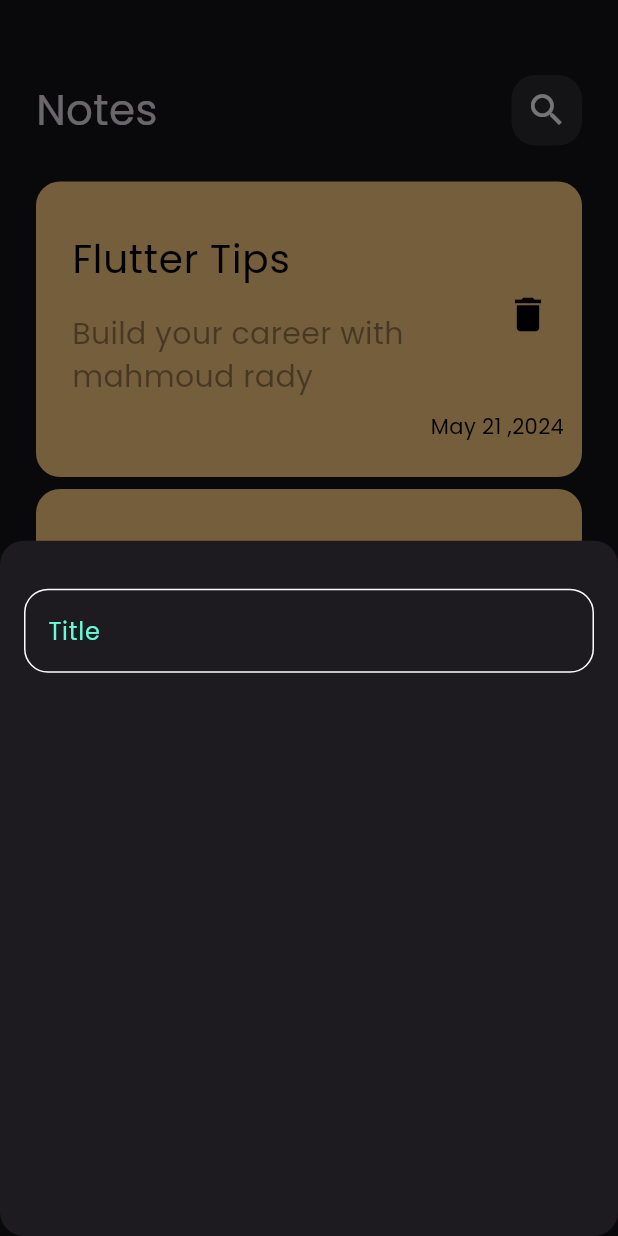
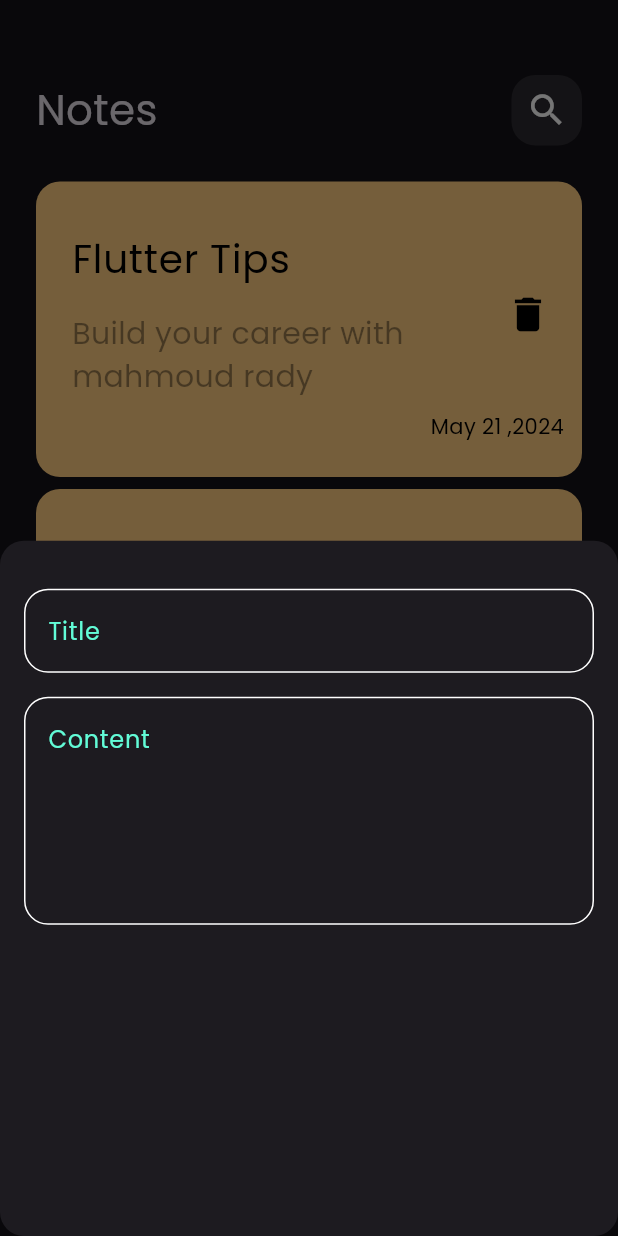
Before and after one commit to Mahmoud031/notes_app, a Flutter app: the screen it shows after launch, after a tap on the "add" icon, on a phone screen of 412 x 824 dp. Run offline on Flutter 3.47's test engine with Material 3 defaults, Android fonts, the phone set to English and light mode, and no system bars.

Commit message:
add fields to notes bottomsheet

```diff
--- a/lib/widgets/add_note_bottom_sheet.dart
+++ b/lib/widgets/add_note_bottom_sheet.dart
@@ -11,7 +11,9 @@ class AddNoteBottomSheet extends StatelessWidget {
       child: Column(
         children:[
           SizedBox(height: 32,),
-          CustomTextField()
+          CustomTextField(hint: 'Title',),
+          SizedBox(height: 16,),
+          CustomTextField(hint: 'Content',maxLines: 5,),
 
         ],
       ),
--- a/lib/widgets/custom_text_field.dart
+++ b/lib/widgets/custom_text_field.dart
@@ -2,14 +2,16 @@ import 'package:flutter/material.dart';
 import 'package:notes_app/constants.dart';
 
 class CustomTextField extends StatelessWidget {
-  const CustomTextField({super.key});
-
+  const CustomTextField({super.key, required this.hint,  this.maxLines =1});
+ final String hint;
+ final int maxLines;
   @override
   Widget build(BuildContext context) {
     return TextField(
       cursorColor: KPrimaryColor,
+      maxLines: maxLines,
       decoration: InputDecoration(
-        hintText: 'Title',
+        hintText: hint,
         hintStyle: const TextStyle(color: KPrimaryColor),
         border: buildBorder(),
         enabledBorder: buildBorder(),
```
